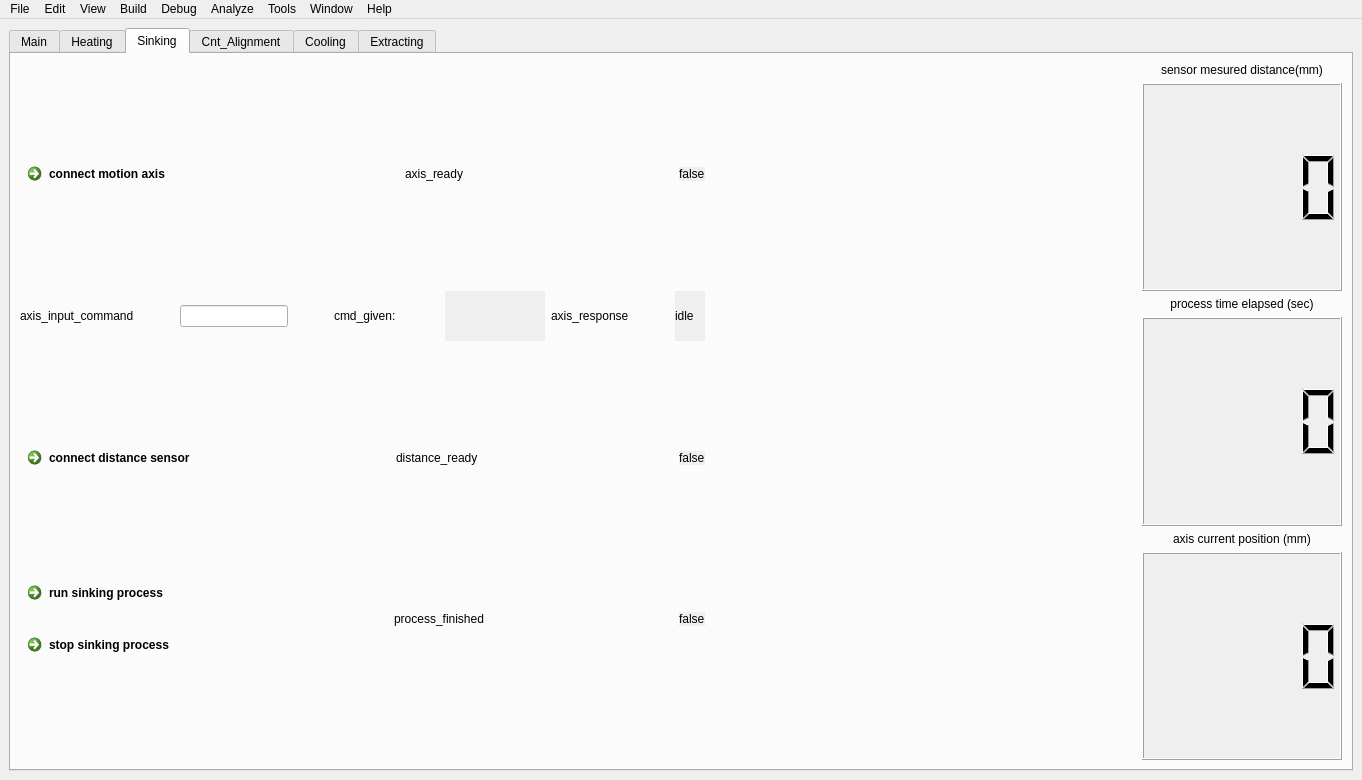
This is src/app/mainwindow.ui in theion-batteries/soft_wgm_user_interface_qt_cpp as Qt 5 draws it before an edit. The edited form follows.
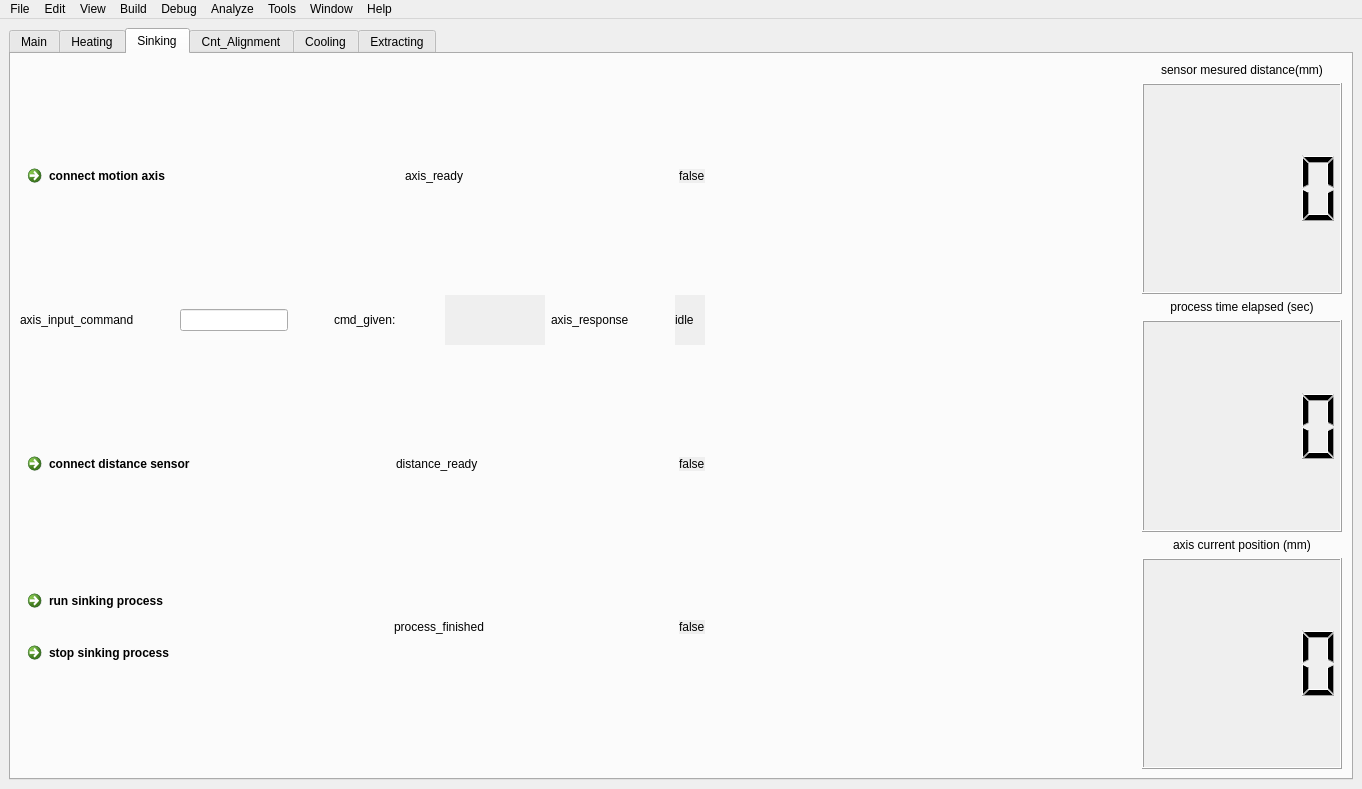
This is the edited form. The open tabs and pages were chosen to show the change. Icons and pictures are not drawn.

```diff
--- a/src/app/mainwindow.ui
+++ b/src/app/mainwindow.ui
@@ -7,7 +7,7 @@
     <x>0</x>
     <y>0</y>
     <width>1362</width>
-    <height>780</height>
+    <height>789</height>
    </rect>
   </property>
   <property name="windowTitle">
```
Left out of the diff: 4 changed lines with no effect on the pictures.
